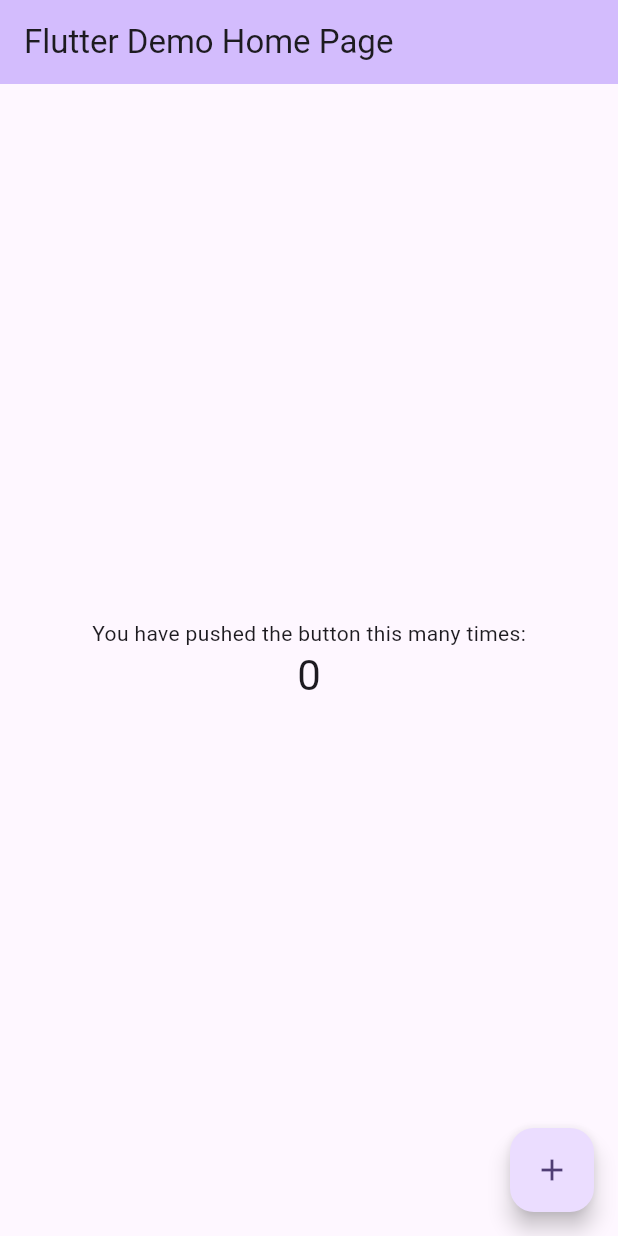
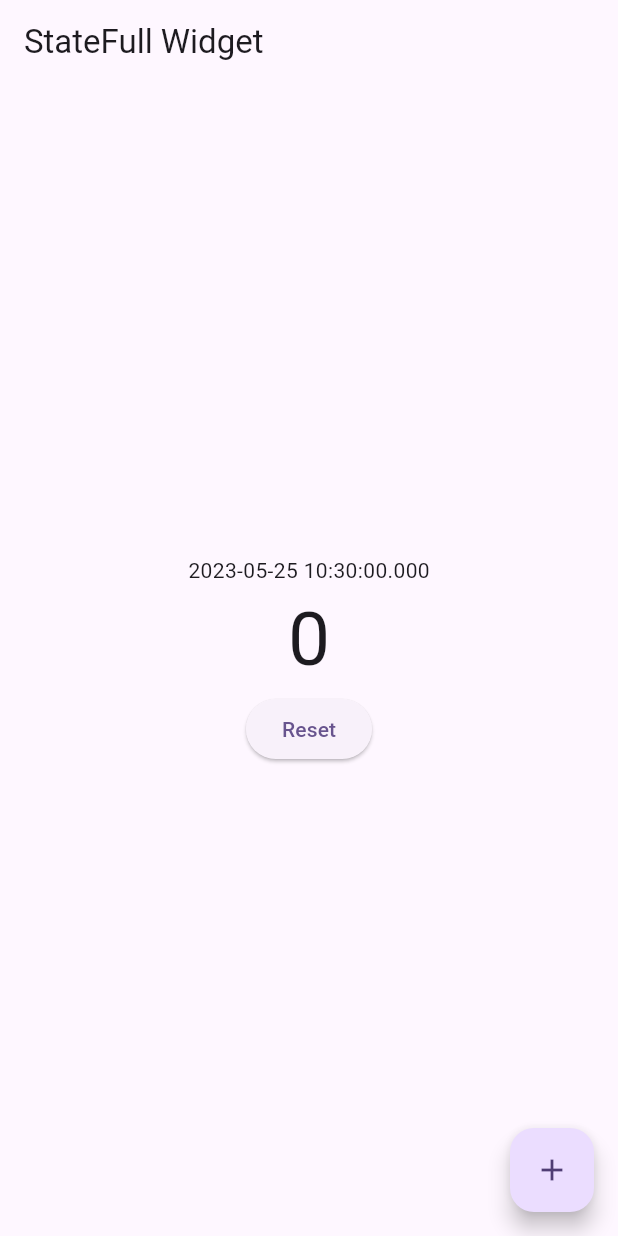
Before and after one commit to Ghauoor/Mvvm-Architecture-With-Provider-with-Rest-Api, a Flutter app: the screen it shows after launch, on a phone screen of 412 x 824 dp. Run offline on Flutter 3.47's test engine with Material 2 defaults, Android fonts, the phone set to English and light mode, and no system bars.

Commit message:
Basics of stl and stf widgets

```diff
--- a/lib/main.dart
+++ b/lib/main.dart
@@ -1,4 +1,6 @@
 import 'package:flutter/material.dart';
+import 'package:provider_mvvm/home_screen.dart';
+import 'package:provider_mvvm/state_full_screen.dart';
 
 void main() {
   runApp(const MyApp());
@@ -7,119 +9,15 @@ void main() {
 class MyApp extends StatelessWidget {
   const MyApp({super.key});
 
-  // This widget is the root of your application.
   @override
   Widget build(BuildContext context) {
     return MaterialApp(
-      title: 'Flutter Demo',
+      title: 'REST With Provder MVVM',
       theme: ThemeData(
-        // This is the theme of your application.
-        //
-        // TRY THIS: Try running your application with "flutter run". You'll see
-        // the application has a blue toolbar. Then, without quitting the app,
-        // try changing the seedColor in the colorScheme below to Colors.green
-        // and then invoke "hot reload" (save your changes or press the "hot
-        // reload" button in a Flutter-supported IDE, or press "r" if you used
-        // the command line to start the app).
-        //
-        // Notice that the counter didn't reset back to zero; the application
-        // state is not lost during the reload. To reset the state, use hot
-        // restart instead.
-        //
-        // This works for code too, not just values: Most code changes can be
-        // tested with just a hot reload.
         colorScheme: ColorScheme.fromSeed(seedColor: Colors.deepPurple),
         useMaterial3: true,
       ),
-      home: const MyHomePage(title: 'Flutter Demo Home Page'),
+      home: const StateFullScreen(),
     );
   }
 }
-
-class MyHomePage extends StatefulWidget {
-  const MyHomePage({super.key, required this.title});
-
-  // This widget is the home page of your application. It is stateful, meaning
-  // that it has a State object (defined below) that contains fields that affect
-  // how it looks.
-
-  // This class is the configuration for the state. It holds the values (in this
-  // case the title) provided by the parent (in this case the App widget) and
-  // used by the build method of the State. Fields in a Widget subclass are
-  // always marked "final".
-
-  final String title;
-
-  @override
-  State<MyHomePage> createState() => _MyHomePageState();
-}
-
-class _MyHomePageState extends State<MyHomePage> {
-  int _counter = 0;
-
-  void _incrementCounter() {
-    setState(() {
-      // This call to setState tells the Flutter framework that something has
-      // changed in this State, which causes it to rerun the build method below
-      // so that the display can reflect the updated values. If we changed
-      // _counter without calling setState(), then the build method would not be
-      // called again, and so nothing would appear to happen.
-      _counter++;
-    });
-  }
-
-  @override
-  Widget build(BuildContext context) {
-    // This method is rerun every time setState is called, for instance as done
-    // by the _incrementCounter method above.
-    //
-    // The Flutter framework has been optimized to make rerunning build methods
-    // fast, so that you can just rebuild anything that needs updating rather
-    // than having to individually change instances of widgets.
-    return Scaffold(
-      appBar: AppBar(
-        // TRY THIS: Try changing the color here to a specific color (to
-        // Colors.amber, perhaps?) and trigger a hot reload to see the AppBar
-        // change color while the other colors stay the same.
-        backgroundColor: Theme.of(context).colorScheme.inversePrimary,
-        // Here we take the value from the MyHomePage object that was created by
-        // the App.build method, and use it to set our appbar title.
-        title: Text(widget.title),
-      ),
-      body: Center(
-        // Center is a layout widget. It takes a single child and positions it
-        // in the middle of the parent.
-        child: Column(
-          // Column is also a layout widget. It takes a list of children and
-          // arranges them vertically. By default, it sizes itself to fit its
-          // children horizontally, and tries to be as tall as its parent.
-          //
-          // Column has various properties to control how it sizes itself and
-          // how it positions its children. Here we use mainAxisAlignment to
-          // center the children vertically; the main axis here is the vertical
-          // axis because Columns are vertical (the cross axis would be
-          // horizontal).
-          //
-          // TRY THIS: Invoke "debug painting" (choose the "Toggle Debug Paint"
-          // action in the IDE, or press "p" in the console), to see the
-          // wireframe for each widget.
-          mainAxisAlignment: MainAxisAlignment.center,
-          children: <Widget>[
-            const Text(
-              'You have pushed the button this many times:',
-            ),
-            Text(
-              '$_counter',
-              style: Theme.of(context).textTheme.headlineMedium,
-            ),
-          ],
-        ),
-      ),
-      floatingActionButton: FloatingActionButton(
-        onPressed: _incrementCounter,
-        tooltip: 'Increment',
-        child: const Icon(Icons.add),
-      ), // This trailing comma makes auto-formatting nicer for build methods.
-    );
-  }
-}
--- /dev/null
+++ b/lib/state_full_screen.dart
@@ -0,0 +1,50 @@
+import 'package:flutter/material.dart';
+
+class StateFullScreen extends StatefulWidget {
+  const StateFullScreen({super.key});
+
+  @override
+  State<StateFullScreen> createState() => _StateFullScreenState();
+}
+
+class _StateFullScreenState extends State<StateFullScreen> {
+  int num = 0;
+  @override
+  Widget build(BuildContext context) {
+    print('Build');
+    return Scaffold(
+      appBar: AppBar(
+        title: const Text('StateFull Widget'),
+      ),
+      body: Column(
+        mainAxisAlignment: MainAxisAlignment.center,
+        crossAxisAlignment: CrossAxisAlignment.center,
+        children: [
+          Text(DateTime.now().toString()),
+          Center(
+            child: Text(
+              num.toString(),
+              style: const TextStyle(fontSize: 50),
+            ),
+          ),
+          ElevatedButton(
+              onPressed: () {
+                setState(() {
+                  num = 0;
+                });
+              },
+              child: const Text('Reset'))
+        ],
+      ),
+      floatingActionButton: FloatingActionButton(
+        onPressed: () {
+          setState(() {
+            num++;
+            print(num);
+          });
+        },
+        child: const Icon(Icons.add),
+      ),
+    );
+  }
+}
```
Also changed, not shown: lib/home_screen.dart (added, +37 -0 lines).
